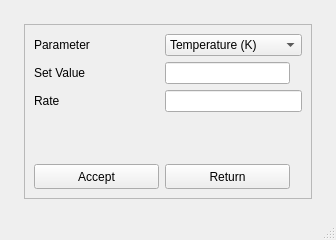
Before: the Qt Designer form GUI_pyQt/ui files/ppms_command_window.ui in jhead96/NMR-spectrometer-GUI, drawn with Qt 5.
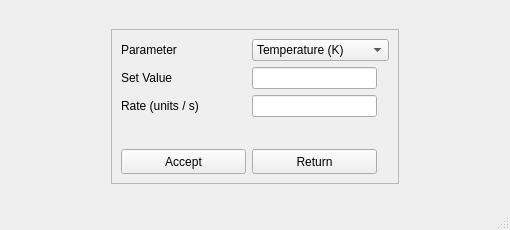
After: the same form once the commit is applied.

Commit message: Updated experiment tree widget labelling to unclude rate. Updated PPMSController class to include rate.

The edit to the form file:
```diff
--- a/GUI_pyQt/ui files/ppms_command_window.ui
+++ b/GUI_pyQt/ui files/ppms_command_window.ui
@@ -6,8 +6,8 @@
    <rect>
     <x>0</x>
     <y>0</y>
-    <width>336</width>
-    <height>216</height>
+    <width>510</width>
+    <height>230</height>
    </rect>
   </property>
   <property name="sizePolicy">
@@ -233,7 +233,7 @@
          <property name="sizeHint" stdset="0">
           <size>
            <width>20</width>
-           <height>40</height>
+           <height>20</height>
           </size>
          </property>
         </spacer>
@@ -277,20 +277,44 @@
         </widget>
        </item>
        <item row="2" column="0">
-        <widget class="QLabel" name="label">
+        <widget class="QLabel" name="rateLbl">
+         <property name="sizePolicy">
+          <sizepolicy hsizetype="Fixed" vsizetype="Preferred">
+           <horstretch>0</horstretch>
+           <verstretch>0</verstretch>
+          </sizepolicy>
+         </property>
+         <property name="minimumSize">
+          <size>
+           <width>125</width>
+           <height>0</height>
+          </size>
+         </property>
          <property name="text">
-          <string>Rate</string>
+          <string>Rate (units / s)</string>
          </property>
         </widget>
        </item>
        <item row="2" column="1">
         <widget class="QLineEdit" name="lineEdit">
          <property name="sizePolicy">
-          <sizepolicy hsizetype="Expanding" vsizetype="Preferred">
+          <sizepolicy hsizetype="Fixed" vsizetype="Preferred">
            <horstretch>0</horstretch>
            <verstretch>0</verstretch>
           </sizepolicy>
          </property>
+         <property name="minimumSize">
+          <size>
+           <width>125</width>
+           <height>0</height>
+          </size>
+         </property>
+         <property name="maximumSize">
+          <size>
+           <width>125</width>
+           <height>16777215</height>
+          </size>
+         </property>
         </widget>
        </item>
       </layout>
```
Left out of the diff: 2 changed lines with no effect on the pictures. The commit also changes 2 other files.
